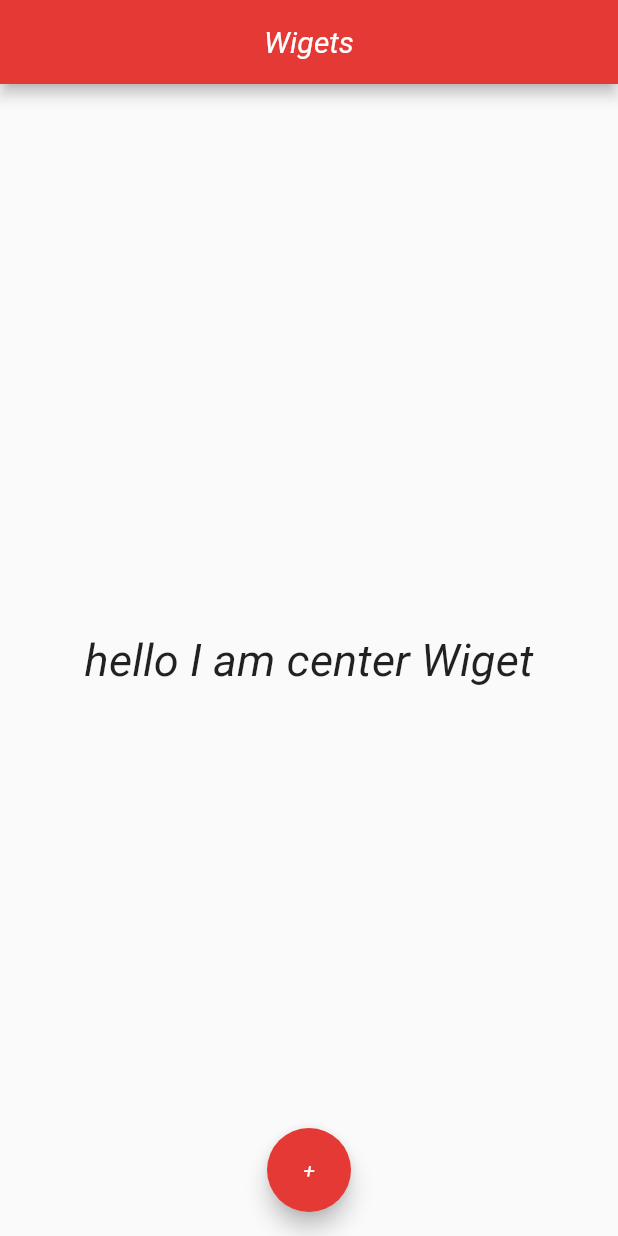
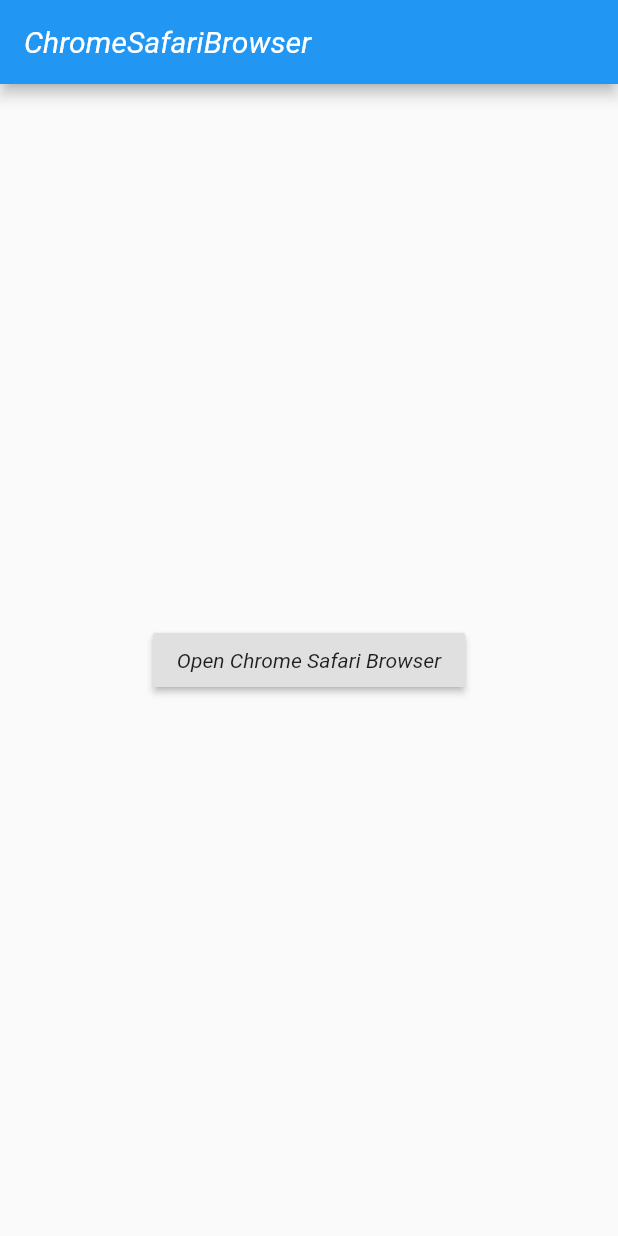
Before and after one commit to RishabhS05/FlutterBasics, a Flutter app: the screen it shows after launch, on a phone screen of 412 x 824 dp. Run offline on Flutter 3.47's test engine with Material 2 defaults, Android fonts, the phone set to English and light mode, and no system bars; missing offline and left inert: flutter_inappwebview.

Commit message:
Add Chrome and saffari brouser.

```diff
--- /dev/null
+++ b/lib/chrome_safari_web_view.dart
@@ -0,0 +1,76 @@
+import 'package:flutter/material.dart';
+import 'package:flutter_inappwebview/flutter_inappwebview.dart';
+
+import 'main.dart';
+
+class MyChromeSafariBrowser extends ChromeSafariBrowser {
+  MyChromeSafariBrowser({browserFallback}) : super(bFallback: browserFallback);
+
+  @override
+  void onOpened() {
+    print("ChromeSafari browser opened");
+  }
+
+  @override
+  void onCompletedInitialLoad() {
+    print("ChromeSafari browser initial load completed");
+  }
+
+  @override
+  void onClosed() {
+    print("ChromeSafari browser closed");
+  }
+}
+
+class ChromeSafariBrowserExampleScreen extends StatefulWidget {
+
+  ChromeSafariBrowserExampleScreen();
+  final ChromeSafariBrowser browser =
+  MyChromeSafariBrowser(browserFallback: InAppBrowser());
+
+  @override
+  _ChromeSafariBrowserExampleScreenState createState() =>
+      _ChromeSafariBrowserExampleScreenState();
+}
+
+class _ChromeSafariBrowserExampleScreenState
+    extends State<ChromeSafariBrowserExampleScreen> {
+  @override
+  void initState() {
+    widget.browser.addMenuItem(ChromeSafariBrowserMenuItem(id: 1, label: 'Custom item menu 1', action: (url, title) {
+      print('Custom item menu 1 clicked!');
+      print(url);
+      print(title);
+    }));
+    widget.browser.addMenuItem(ChromeSafariBrowserMenuItem(id: 2, label: 'Custom item menu 2', action: (url, title) {
+      print('Custom item menu 2 clicked!');
+      print(url);
+      print(title);
+    }));
+    super.initState();
+  }
+
+  @override
+  Widget build(BuildContext context) {
+    return Scaffold(
+        appBar: AppBar(
+            title: Text(
+              "ChromeSafariBrowser",
+            )),
+        // drawer: myDrawer(context: context),
+        body: Center(
+          child: RaisedButton(
+              onPressed: () async {
+                await widget.browser.open(
+                    url: "https://flutter.dev/",
+                    options: ChromeSafariBrowserClassOptions(
+                        android: AndroidChromeCustomTabsOptions(addDefaultShareMenuItem: false, keepAliveEnabled: true),
+                        ios: IOSSafariOptions(
+                            dismissButtonStyle: IOSSafariDismissButtonStyle.CLOSE,
+                            presentationStyle: IOSUIModalPresentationStyle.OVER_FULL_SCREEN
+                        )));
+              },
+              child: Text("Open Chrome Safari Browser")),
+        ));
+  }
+}
--- a/pubspec.yaml
+++ b/pubspec.yaml
@@ -28,6 +28,8 @@ dependencies:
   # The following adds the Cupertino Icons font to your application.
   # Use with the CupertinoIcons class for iOS style icons.
   cupertino_icons: ^0.1.3
+  flutter_inappwebview: ^4.0.0+4
+  url_launcher: 5.7.6
 
 dev_dependencies:
   flutter_test:
```
Also changed, not shown: lib/main.dart (+8 -9 lines), lib/new_plugin_web_view_file.dart (added, +174 -0 lines), pubspec.lock, 1 other file.
